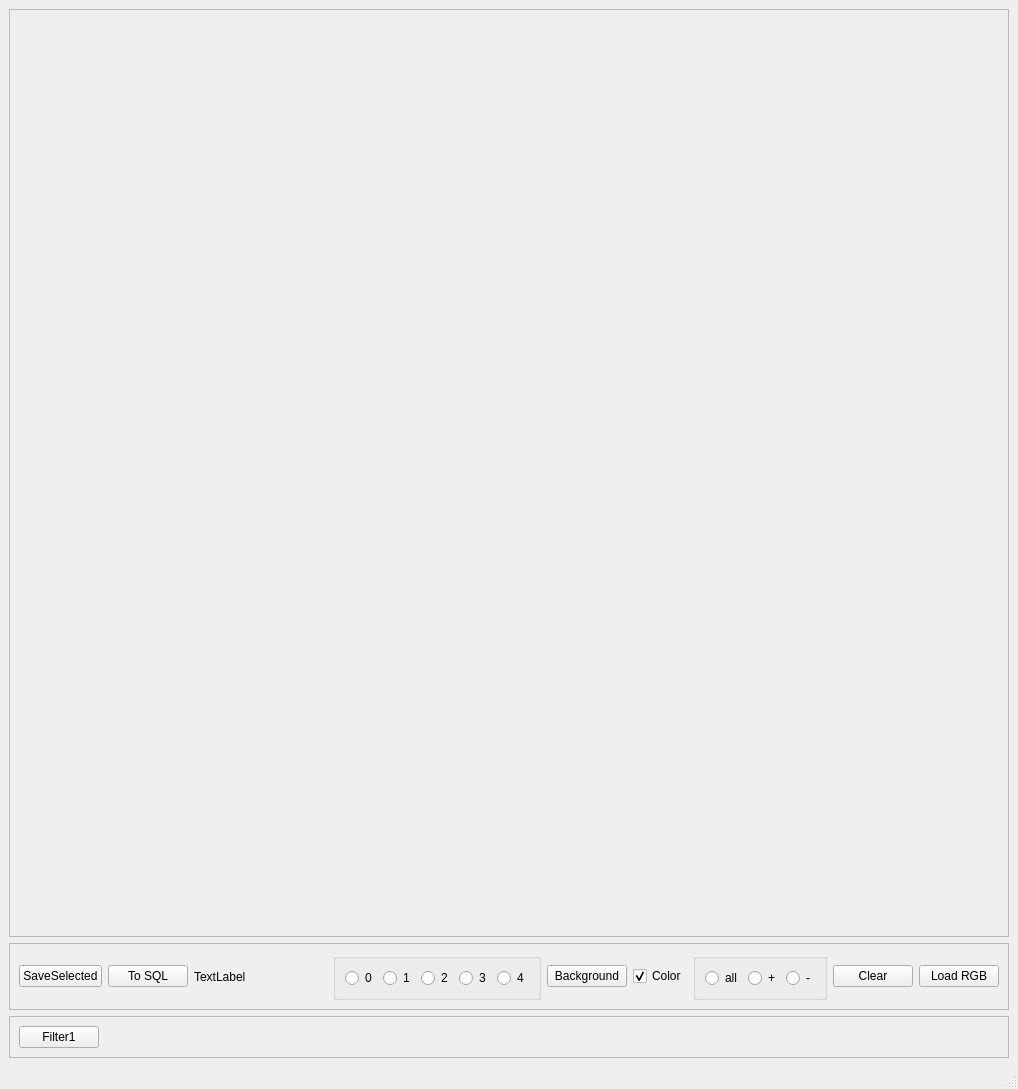
This is mainwindow.ui in horvathzoltan/scatterchart as Qt 5 draws it before an edit. The edited form follows.
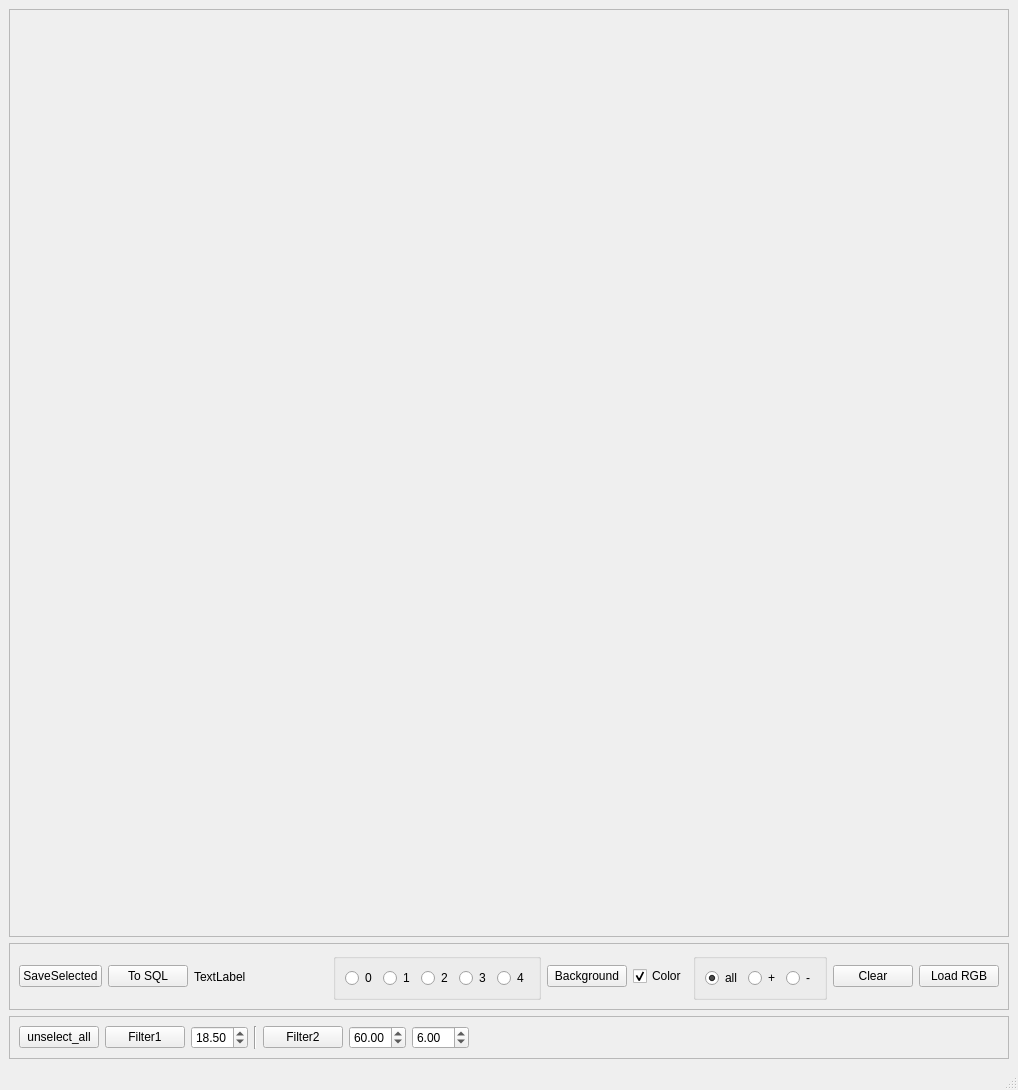
This is the edited form.

```diff
--- a/mainwindow.ui
+++ b/mainwindow.ui
@@ -7,7 +7,7 @@
     <x>0</x>
     <y>0</y>
     <width>1018</width>
-    <height>1089</height>
+    <height>1090</height>
    </rect>
   </property>
   <property name="windowTitle">
@@ -179,6 +179,9 @@
             <property name="text">
              <string>all</string>
             </property>
+            <property name="checked">
+             <bool>true</bool>
+            </property>
            </widget>
           </item>
           <item>
@@ -224,6 +227,13 @@
        <enum>QFrame::Raised</enum>
       </property>
       <layout class="QHBoxLayout" name="horizontalLayout_4">
+       <item>
+        <widget class="QPushButton" name="pushButton_unselect_all">
+         <property name="text">
+          <string>unselect_all</string>
+         </property>
+        </widget>
+       </item>
        <item>
         <widget class="QPushButton" name="pushButton_filter1">
          <property name="text">
@@ -231,6 +241,56 @@
          </property>
         </widget>
        </item>
+       <item>
+        <widget class="QDoubleSpinBox" name="doubleSpinBox_filter1">
+         <property name="minimum">
+          <double>3.000000000000000</double>
+         </property>
+         <property name="singleStep">
+          <double>0.100000000000000</double>
+         </property>
+         <property name="value">
+          <double>18.500000000000000</double>
+         </property>
+        </widget>
+       </item>
+       <item>
+        <widget class="Line" name="line">
+         <property name="orientation">
+          <enum>Qt::Vertical</enum>
+         </property>
+        </widget>
+       </item>
+       <item>
+        <widget class="QPushButton" name="pushButton_filter2">
+         <property name="text">
+          <string>Filter2</string>
+         </property>
+        </widget>
+       </item>
+       <item>
+        <widget class="QDoubleSpinBox" name="doubleSpinBox_rcold">
+         <property name="singleStep">
+          <double>0.100000000000000</double>
+         </property>
+         <property name="value">
+          <double>60.000000000000000</double>
+         </property>
+        </widget>
+       </item>
+       <item>
+        <widget class="QDoubleSpinBox" name="doubleSpinBox_rwarm">
+         <property name="decimals">
+          <number>2</number>
+         </property>
+         <property name="singleStep">
+          <double>0.100000000000000</double>
+         </property>
+         <property name="value">
+          <double>6.000000000000000</double>
+         </property>
+        </widget>
+       </item>
        <item>
         <spacer name="horizontalSpacer_2">
          <property name="orientation">
```
